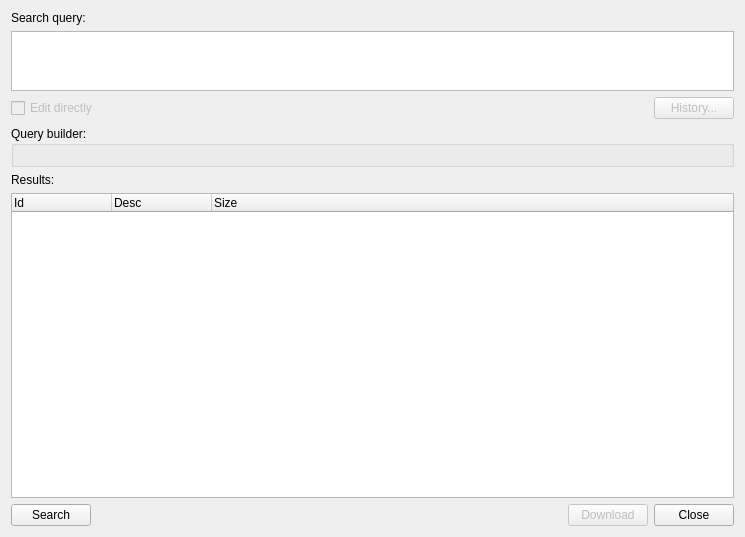
This is src/corelibs/U2Gui/src/util/ui/SearchGenbankSequenceDialog.ui in violethaze74/ugene as Qt 5 draws it before an edit. The edited form follows.
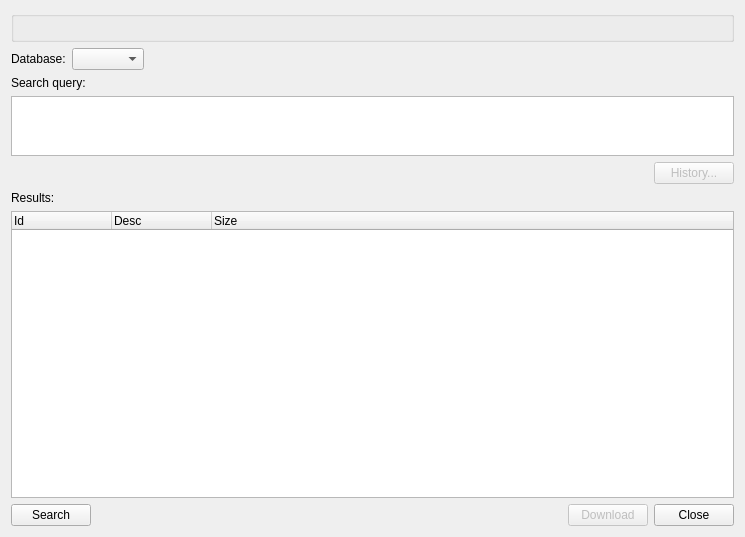
This is the edited form.

The edit to the form file:
```diff
--- a/src/corelibs/U2Gui/src/util/ui/SearchGenbankSequenceDialog.ui
+++ b/src/corelibs/U2Gui/src/util/ui/SearchGenbankSequenceDialog.ui
@@ -14,6 +14,41 @@
    <string>NCBI Sequence Search</string>
   </property>
   <layout class="QVBoxLayout" name="verticalLayout">
+   <item>
+    <widget class="QGroupBox" name="queryBuilderBox">
+     <property name="title">
+      <string/>
+     </property>
+     <layout class="QVBoxLayout" name="verticalLayout_2"/>
+    </widget>
+   </item>
+   <item>
+    <layout class="QHBoxLayout" name="horizontalLayout">
+     <item>
+      <widget class="QLabel" name="label_3">
+       <property name="text">
+        <string>Database:</string>
+       </property>
+      </widget>
+     </item>
+     <item>
+      <widget class="QComboBox" name="databaseBox"/>
+     </item>
+     <item>
+      <spacer name="horizontalSpacer_2">
+       <property name="orientation">
+        <enum>Qt::Horizontal</enum>
+       </property>
+       <property name="sizeHint" stdset="0">
+        <size>
+         <width>40</width>
+         <height>20</height>
+        </size>
+       </property>
+      </spacer>
+     </item>
+    </layout>
+   </item>
    <item>
     <widget class="QLabel" name="label">
      <property name="text">
@@ -36,16 +71,6 @@
    </item>
    <item>
     <layout class="QHBoxLayout" name="horizontalLayout_3">
-     <item>
-      <widget class="QCheckBox" name="editDirectlyBox">
-       <property name="enabled">
-        <bool>false</bool>
-       </property>
-       <property name="text">
-        <string>Edit directly</string>
-       </property>
-      </widget>
-     </item>
      <item>
       <spacer name="horizontalSpacer">
        <property name="orientation">
@@ -71,14 +96,6 @@
      </item>
     </layout>
    </item>
-   <item>
-    <widget class="QGroupBox" name="queryBuilderBox">
-     <property name="title">
-      <string>Query builder:</string>
-     </property>
-     <layout class="QVBoxLayout" name="verticalLayout_2"/>
-    </widget>
-   </item>
    <item>
     <widget class="QLabel" name="label_2">
      <property name="text">
```
Left out of the diff: 3 changed lines with no effect on the pictures.
